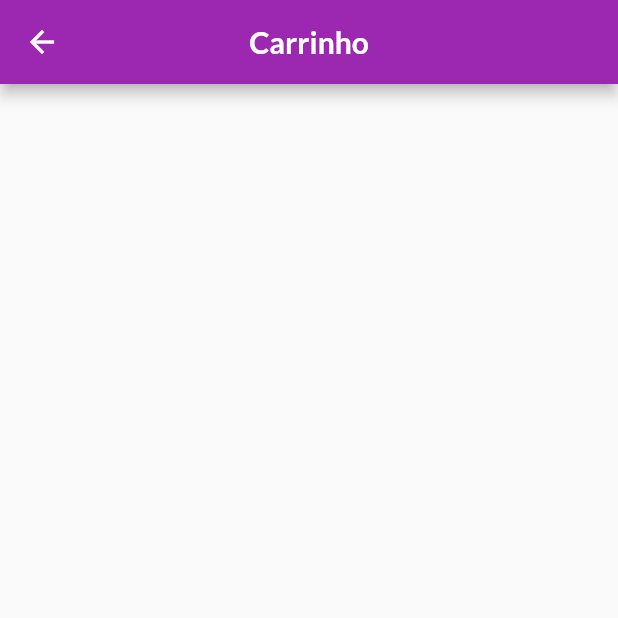
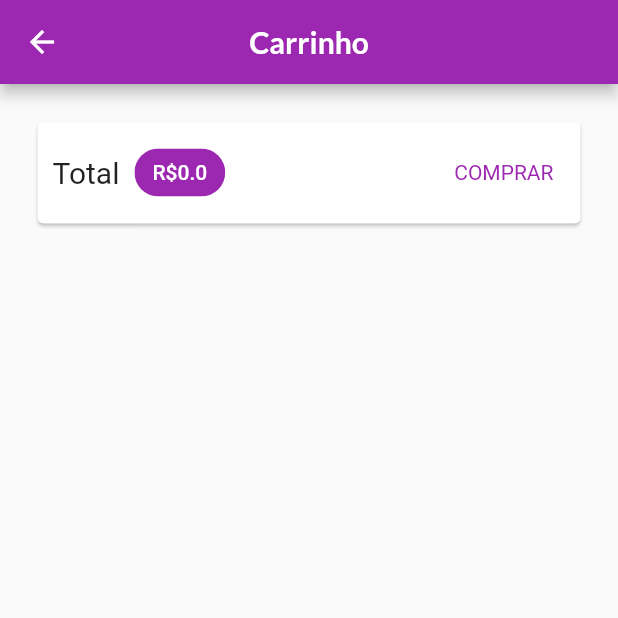
Before and after one commit to anderson-s/AppLojaVirtual, a Flutter app: the CartView screen opened by its route, on a phone screen of 412 x 824 dp, the top half of it. Run offline on Flutter 3.47's test engine with Material 2 defaults, Android fonts, the phone set to English and light mode, and no system bars; network calls fail.

Commit message:
Adicionando alterações na pagina do carrinho

```diff
--- a/lib/controller/controller_cart.dart
+++ b/lib/controller/controller_cart.dart
@@ -5,9 +5,9 @@ import 'package:app_loja_virtual/models/product.dart';
 import 'package:flutter/material.dart';
 
 class ControllerCart with ChangeNotifier {
-  final Map<String, CartItem> _items = {};
+  final Map<String, Cart> _items = {};
 
-  Map<String, CartItem> get items {
+  Map<String, Cart> get items {
     return {..._items};
   }
 
@@ -32,7 +32,7 @@ class ControllerCart with ChangeNotifier {
     if (_items.containsKey(product.id)) {
       _items.update(
         product.id,
-        (value) => CartItem(
+        (value) => Cart(
           id: value.id,
           productId: value.productId,
           title: value.title,
@@ -43,7 +43,7 @@ class ControllerCart with ChangeNotifier {
     } else {
       _items.putIfAbsent(
         product.id,
-        () => CartItem(
+        () => Cart(
           id: Random().nextDouble().toString(),
           productId: product.id,
           title: product.title,
--- a/lib/models/cart.dart
+++ b/lib/models/cart.dart
@@ -1,11 +1,11 @@
 
-class CartItem {
+class Cart {
   final String id;
   final String productId;
   final String title;
   final int quantify;
   final double price;
-  CartItem({
+  Cart({
     required this.id,
     required this.productId,
     required this.title,
--- a/lib/views/cart_view.dart
+++ b/lib/views/cart_view.dart
@@ -1,15 +1,72 @@
+import 'package:app_loja_virtual/controller/controller_cart.dart';
+import 'package:app_loja_virtual/views/components/cart_items.dart';
 import 'package:flutter/material.dart';
+import 'package:provider/provider.dart';
 
 class CartView extends StatelessWidget {
   const CartView({super.key});
 
   @override
   Widget build(BuildContext context) {
+    final ControllerCart cart = Provider.of(context);
+    final items = cart.items.values.toList();
     return Scaffold(
       appBar: AppBar(
         title: const Text("Carrinho"),
         centerTitle: true,
       ),
+      body: Column(
+        children: [
+          Card(
+            margin: const EdgeInsets.all(25),
+            child: Padding(
+              padding: const EdgeInsets.all(10),
+              child: Row(
+                mainAxisAlignment: MainAxisAlignment.spaceBetween,
+                children: [
+                  const Text(
+                    "Total",
+                    style: TextStyle(
+                      fontSize: 20,
+                    ),
+                  ),
+                  const SizedBox(
+                    width: 10,
+                  ),
+                  Chip(
+                    backgroundColor: Theme.of(context).colorScheme.primary,
+                    label: Text(
+                      "R\$${cart.totalAmount}",
+                      style: TextStyle(
+                        color:
+                            Theme.of(context).primaryTextTheme.headline6?.color,
+                      ),
+                    ),
+                  ),
+                  const Spacer(),
+                  TextButton(
+                    style: TextButton.styleFrom(
+                      textStyle: TextStyle(
+                        color: Theme.of(context).colorScheme.primary,
+                      ),
+                    ),
+                    onPressed: () {},
+                    child: const Text(
+                      "COMPRAR",
+                    ),
+                  ),
+                ],
+              ),
+            ),
+          ),
+          Expanded(child: ListView.builder(
+            itemCount: items.length,
+            itemBuilder: (context, index) {
+              return CartItem(cart: items[index],);
+            },
+          )),
+        ],
+      ),
     );
   }
 }
--- /dev/null
+++ b/lib/views/components/cart_items.dart
@@ -0,0 +1,12 @@
+import 'package:app_loja_virtual/models/cart.dart';
+import 'package:flutter/material.dart';
+
+class CartItem extends StatelessWidget {
+  final Cart cart;
+  const CartItem({super.key, required this.cart});
+
+  @override
+  Widget build(BuildContext context) {
+    return Container();
+  }
+}
```
